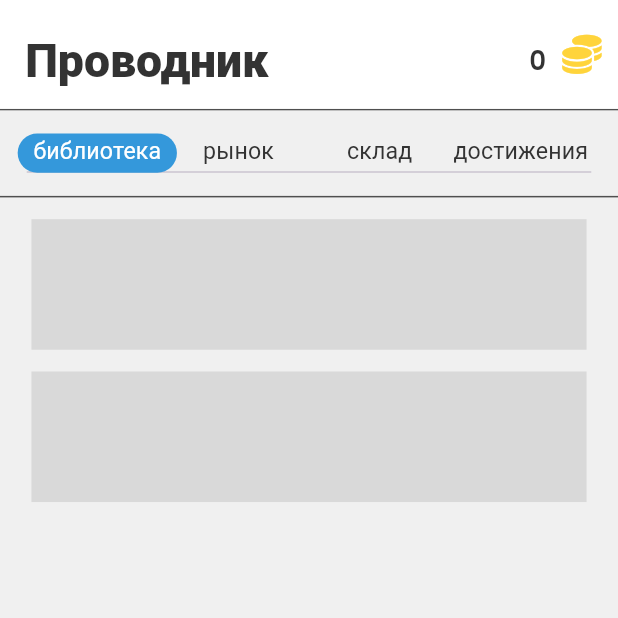
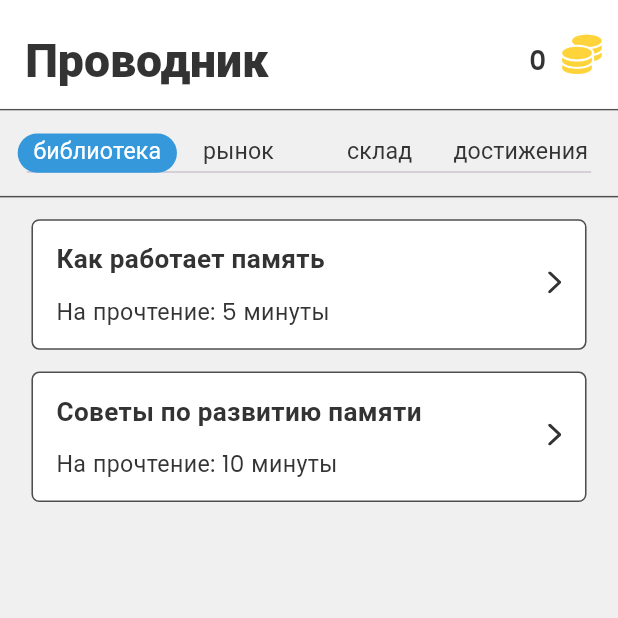
Before and after one commit to LiliaLuSol/ave_memoria, a Flutter app: the Store screen opened directly, on a phone screen of 412 x 824 dp, the top half of it. Run offline on Flutter 3.47's test engine with Material 3 defaults, Android fonts, the light colour scheme and no system bars; our stand-ins replace awesome_dialog, cached_network_image, connectivity_plus, equatable, flip_card, flutter_bloc and 10 more; accounts and stored records are empty; statements that could not run were skipped.

Commit message:
Update store.dart

```diff
--- a/lib/pages/store.dart
+++ b/lib/pages/store.dart
@@ -170,13 +170,127 @@ class _StoreState extends State<Store> with TickerProviderStateMixin {
                           children: <Widget>[
                         Column(children: [
                           Container(
-                            color: appTheme.lightGray,
+                            decoration: AppDecoration.outlineGray.copyWith(
+                                borderRadius: BorderRadiusStyle.circleBorder5),
+                            width: 353.h,
+                            height: 90.v,
+                            child: Row(
+                                crossAxisAlignment: CrossAxisAlignment.center,
+                                children: [
+                                  SizedBox(width: 16.v),
+                                  Column(
+                                      crossAxisAlignment:
+                                          CrossAxisAlignment.start,
+                                      children: [
+                                        Spacer(),
+                                        Text('Как работает память',
+                                            style: CustomTextStyles
+                                                .semiBold18Text),
+                                        Spacer(),
+                                        Text('На прочтение: 5 минуты',
+                                            style:
+                                                CustomTextStyles.regular16Text),
+                                        Spacer(),
+                                      ]),
+                                  Spacer(),
+                                  CustomImageView(
+                                      svgPath: ImageConstant.imgArrowright,
+                                      height: 15.v,
+                                      width: 9.h,
+                                      margin: EdgeInsets.only(
+                                          top: 2.v, bottom: 5.v)),
+                                  SizedBox(width: 16.v),
+                                ]),
+                          ),
+                          SizedBox(height: 15.v),
+                          Container(
+                            decoration: AppDecoration.outlineGray.copyWith(
+                                borderRadius: BorderRadiusStyle.circleBorder5),
+                            width: 353.h,
+                            height: 90.v,
+                            child: Row(
+                                crossAxisAlignment: CrossAxisAlignment.center,
+                                children: [
+                                  SizedBox(width: 16.v),
+                                  Column(
+                                      crossAxisAlignment:
+                                          CrossAxisAlignment.start,
+                                      children: [
+                                        Spacer(),
+                                        Text('Советы по развитию памяти',
+                                            style: CustomTextStyles
+                                                .semiBold18Text),
+                                        Spacer(),
+                                        Text('На прочтение: 10 минуты',
+                                            style:
+                                                CustomTextStyles.regular16Text),
+                                        Spacer(),
+                                      ]),
+                                  Spacer(),
+                                  CustomImageView(
+                                      svgPath: ImageConstant.imgArrowright,
+                                      height: 15.v,
+                                      width: 9.h,
+                                      margin: EdgeInsets.only(
+                                          top: 2.v, bottom: 5.v)),
+                                  SizedBox(width: 16.v),
+                                ]),
+                          ),
+                        ]),
+                        Column(children: [
+                          Row(
+                              mainAxisAlignment: MainAxisAlignment.spaceEvenly,
+                              children: [
+                                Container(
+                                  decoration: AppDecoration.outlineGray
+                                      .copyWith(
+                                          borderRadius:
+                                              BorderRadiusStyle.circleBorder5),
+                                  width: 170.h,
+                                  height: 104.v,
+                                ),
+                                Container(
+                                  decoration: AppDecoration.outlineGray
+                                      .copyWith(
+                                          borderRadius:
+                                              BorderRadiusStyle.circleBorder5),
+                                  width: 170.h,
+                                  height: 104.v,
+                                ),
+                              ]),
+                          SizedBox(height: 20.v),
+                          Row(
+                              mainAxisAlignment: MainAxisAlignment.spaceEvenly,
+                              children: [
+                                Container(
+                                  decoration: AppDecoration.outlineGray
+                                      .copyWith(
+                                          borderRadius:
+                                              BorderRadiusStyle.circleBorder5),
+                                  width: 170.h,
+                                  height: 104.v,
+                                ),
+                                Container(
+                                  decoration: AppDecoration.outlineGray
+                                      .copyWith(
+                                          borderRadius:
+                                              BorderRadiusStyle.circleBorder5),
+                                  width: 170.h,
+                                  height: 104.v,
+                                ),
+                              ]),
+                        ]),
+                        Column(children: [
+                          Container(
+                            decoration: AppDecoration.outlineGray.copyWith(
+                                borderRadius: BorderRadiusStyle.circleBorder5),
                             width: 353.h,
                             height: 90.v,
                           ),
                           SizedBox(height: 15.v),
                           Container(
-                            color: appTheme.lightGray,
+                            decoration: AppDecoration.outlineGray.copyWith(
+                                borderRadius: BorderRadiusStyle.circleBorder5),
                             width: 353.h,
                             height: 90.v,
                           ),
@@ -186,12 +300,18 @@ class _StoreState extends State<Store> with TickerProviderStateMixin {
                               mainAxisAlignment: MainAxisAlignment.spaceEvenly,
                               children: [
                                 Container(
-                                  color: appTheme.lightGray,
+                                  decoration: AppDecoration.outlineGray
+                                      .copyWith(
+                                          borderRadius:
+                                              BorderRadiusStyle.circleBorder5),
                                   width: 170.h,
                                   height: 104.v,
                                 ),
                                 Container(
-                                  color: appTheme.lightGray,
+                                  decoration: AppDecoration.outlineGray
+                                      .copyWith(
+                                          borderRadius:
+                                              BorderRadiusStyle.circleBorder5),
                                   width: 170.h,
                                   height: 104.v,
                                 ),
@@ -201,56 +321,18 @@ class _StoreState extends State<Store> with TickerProviderStateMixin {
                               mainAxisAlignment: MainAxisAlignment.spaceEvenly,
                               children: [
                                 Container(
-                                  color: appTheme.lightGray,
+                                  decoration: AppDecoration.outlineGray
+                                      .copyWith(
+                                          borderRadius:
+                                              BorderRadiusStyle.circleBorder5),
                                   width: 170.h,
                                   height: 104.v,
                                 ),
                                 Container(
-                                  color: appTheme.lightGray,
-                                  width: 170.h,
-                                  height: 104.v,
-                                ),
-                              ]),
-                        ]),
-                        Column(children: [
-                          Container(
-                            color: appTheme.lightGray,
-                            width: 353.h,
-                            height: 90.v,
-                          ),
-                          SizedBox(height: 15.v),
-                          Container(
-                            color: appTheme.lightGray,
-                            width: 353.h,
-                            height: 90.v,
-                          ),
-                        ]),
-                        Column(children: [
-                          Row(
-                              mainAxisAlignment: MainAxisAlignment.spaceEvenly,
-                              children: [
-                                Container(
-                                  color: appTheme.lightGray,
-                                  width: 170.h,
-                                  height: 104.v,
-                                ),
-                                Container(
-                                  color: appTheme.lightGray,
-                                  width: 170.h,
-                                  height: 104.v,
-                                ),
-                              ]),
-                          SizedBox(height: 20.v),
-                          Row(
-                              mainAxisAlignment: MainAxisAlignment.spaceEvenly,
-                              children: [
-                                Container(
-                                  color: appTheme.lightGray,
-                                  width: 170.h,
-                                  height: 104.v,
-                                ),
-                                Container(
-                                  color: appTheme.lightGray,
+                                  decoration: AppDecoration.outlineGray
+                                      .copyWith(
+                                          borderRadius:
+                                              BorderRadiusStyle.circleBorder5),
                                   width: 170.h,
                                   height: 104.v,
                                 ),
```
